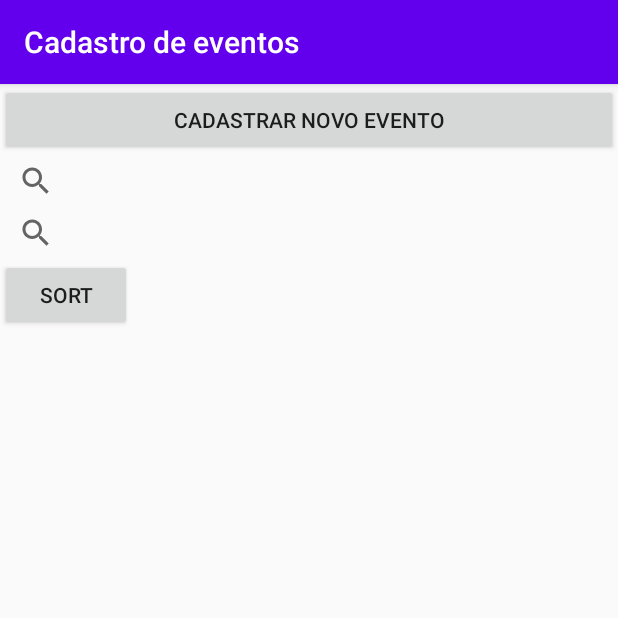
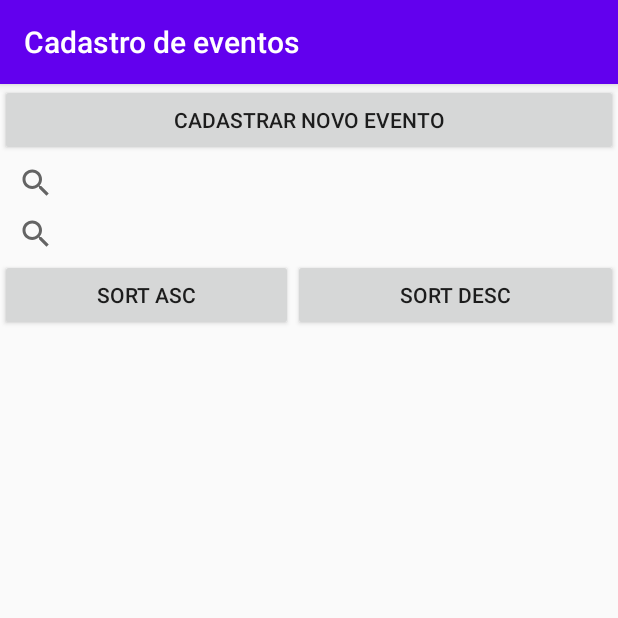
Before and after one commit to fontanfellipe/sistema-de-eventos, an Android app: the screen it shows after launch (MainActivity), on a phone screen of 412 x 824 dp, the top half of it. Run offline under Robolectric (Android 15) with nearby library versions, the phone set to English and light mode, and no system bars.

Commit message:
asc e desc impemented

```diff
--- a/app/src/main/res/layout/activity_main.xml
+++ b/app/src/main/res/layout/activity_main.xml
@@ -19,22 +19,40 @@
             android:text="Cadastrar Novo Evento" />
 
         <SearchView
+            android:id="@+id/busca_local"
+            android:layout_width="match_parent"
+            android:layout_height="35dp">
+
+        </SearchView>
+
+        <SearchView
             android:id="@+id/busca_nome"
             android:layout_width="match_parent"
             android:layout_height="33dp"
-            android:visibility="visible" />
+            android:visibility="visible" >
 
-        <SearchView
-            android:id="@+id/busca_local"
+        </SearchView>
+
+        <LinearLayout
             android:layout_width="match_parent"
-            android:layout_height="35dp" />
+            android:layout_height="wrap_content"
+            android:orientation="horizontal">
 
-        <Button
-            android:id="@+id/btn_sort"
-            android:layout_width="wrap_content"
-            android:layout_height="wrap_content"
-            android:onClick="onClickOrdernar"
-            android:text="Sort" />
+            <Button
+                android:id="@+id/btn_sort_asc"
+                android:layout_width="195dp"
+                android:layout_height="wrap_content"
+                android:onClick="onClickOrdernarAsc"
+                android:text="Sort Asc" />
+
+            <Button
+                android:id="@+id/btn_sort_desc"
+                android:layout_width="wrap_content"
+                android:layout_height="wrap_content"
+                android:layout_weight="1"
+                android:onClick="onClickOrdernarDesc"
+                android:text="Sort Desc" />
+        </LinearLayout>
 
         <ListView
             android:id="@+id/listView_eventos"
```
Also changed, not shown: app/src/main/java/br/senai/sc/sistemaeventos/MainActivity.java (+8 -4 lines), app/src/main/java/br/senai/sc/sistemaeventos/database/EventoDAO.java (+20 -3 lines).
